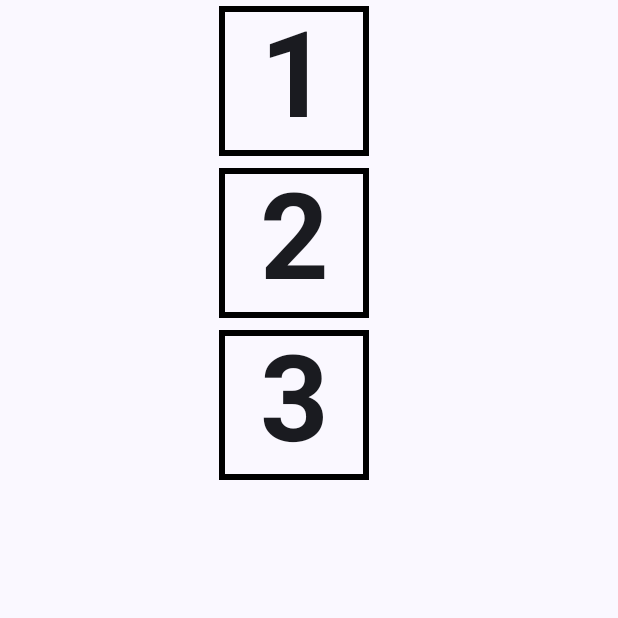
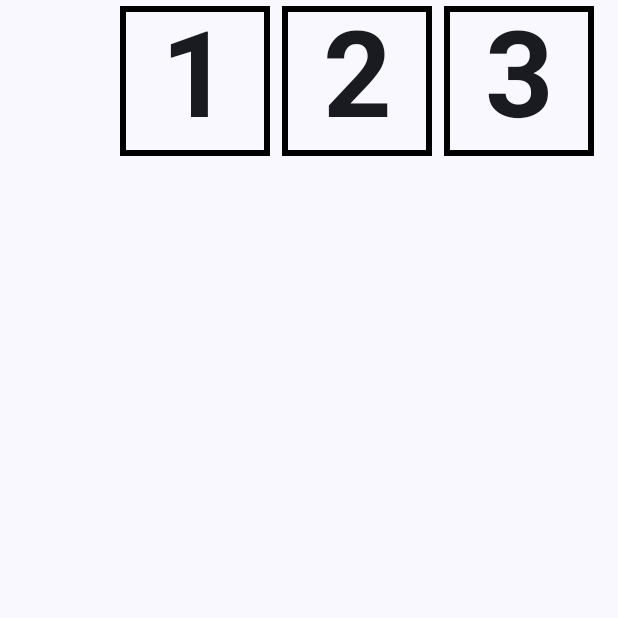
Before and after one commit to 1ceone/RowColDemo, an Android app built with Jetpack Compose: the screen it shows after launch (MainActivity), on a phone screen of 412 x 824 dp, the top half of it. Run offline under Robolectric (Android 15) with nearby library versions, the phone set to English and light mode, and no system bars.

Commit message:
Расположение элементов макета

```diff
--- a/app/src/main/java/com/example/rowcoldemo/MainActivity.kt
+++ b/app/src/main/java/com/example/rowcoldemo/MainActivity.kt
@@ -49,8 +49,8 @@ fun TextCell(text: String, modifier: Modifier = Modifier) {
 
 @Composable
 fun MainScreen(modifier: Modifier = Modifier) {
-    Column(horizontalAlignment = Alignment.End,
-        modifier = modifier.width(250.dp)) {
+    Row(horizontalArrangement = Arrangement.End,
+        modifier = modifier.size(width = 400.dp, height = 200.dp)) {
         TextCell("1")
         TextCell("2")
         TextCell("3")
```
